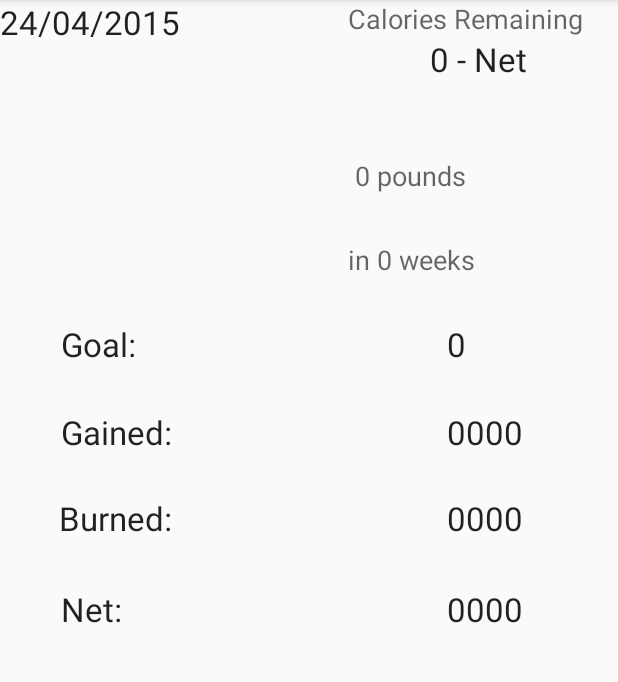
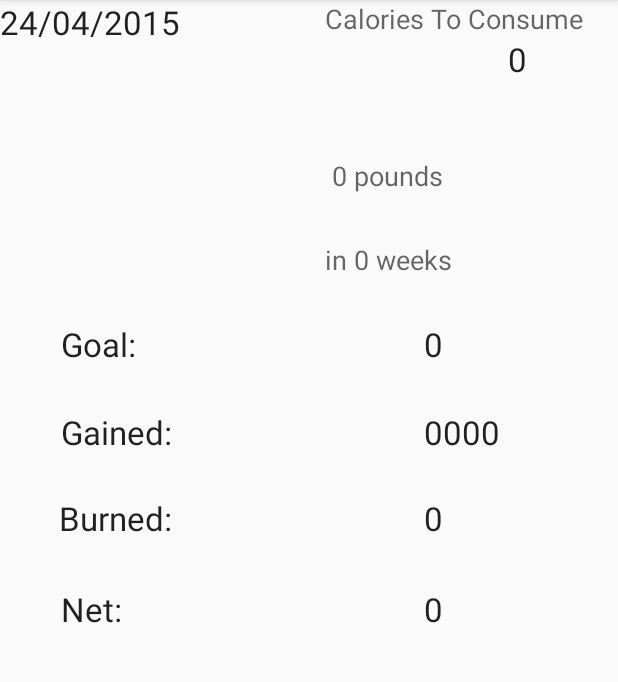
Before and after one commit to pmalavia/FitByte, an Android app: the Homepage screen opened directly, with no data from a screen before it, on a phone screen of 412 x 824 dp, the part 84-766 px from its top. Run offline under Robolectric (Android 15) with nearby library versions, the phone set to English and light mode, and no system bars; 2 statements that could not run were skipped.

Commit message:
Fixed Problems
Exercises through diary are now saved to memory and textView updated
correctly. Homepage text updated.

```diff
--- a/app/src/main/java/com/example/fitbyte/fitbyte/Homepage.java
+++ b/app/src/main/java/com/example/fitbyte/fitbyte/Homepage.java
@@ -98,6 +98,7 @@ public class Homepage extends MenuNavigation {
 
     private void setDisplay (){
         SharedPreferences userInfo = getSharedPreferences("UserInfo", Context.MODE_PRIVATE);
+        SharedPreferences dailyExercises = getSharedPreferences("dailyExercises", Context.MODE_PRIVATE);
 
         UserProfile userInfo1 = new UserProfile(); //user information object
 
@@ -112,6 +113,7 @@ public class Homepage extends MenuNavigation {
         //name.setText(userInfo.getName());
         name.setText(userInfo.getString("Username", "").toString()); //from memory
 
+
         //fullWeightGoal.setText(userInfo.getGainOrLose() + " Weight");
         fullWeightGoal.setText(userInfo.getString("Usergoal","") + " " + Integer.toString(userInfo.getInt("Usergoalpounds", 0)) + " pounds" );
 
@@ -120,8 +122,11 @@ public class Homepage extends MenuNavigation {
 
         dailyCalGoal.setText( Integer.toString(userInfo.getInt("Caloriegoal", 1))); //tvGoal
 
-        caloriesRemaining.setText(Integer.toString(userInfo.getInt("Caloriegoal", 0)) + " - Net");
+        caloriesRemaining.setText(Integer.toString(userInfo.getInt("Caloriegoal", 0) - userInfo.getInt("IntakeValue", 0) - dailyExercises.getInt("dailyExerciseValue", 0)));
+        calBurned.setText(Integer.toString(dailyExercises.getInt("dailyExerciseValue", 0)));
 
+        net.setText(Integer.toString(userInfo.getInt("IntakeValue", 0) + dailyExercises.getInt("dailyExerciseValue", 0)));
+        //IntakeValue for the calorie intake, not yet working.
 
         EditProfile editProfile = new EditProfile();
         if(editProfile.visited){
--- a/app/src/main/res/layout/homepage_layout.xml
+++ b/app/src/main/res/layout/homepage_layout.xml
@@ -19,7 +19,7 @@
             android:layout_width="wrap_content"
             android:layout_height="wrap_content"
             android:textAppearance="?android:attr/textAppearanceMedium"
-            android:text="Calories Remaining"
+            android:text="Calories To Consume"
             android:id="@+id/cal_remaining"
             android:layout_alignParentTop="true"
             android:layout_alignParentRight="true"
```
Also changed, not shown: app/src/main/java/com/example/fitbyte/fitbyte/NewExercise.java (+10 -3 lines), app/src/main/java/com/example/fitbyte/fitbyte/UserProfile.java (+3 -12 lines).
